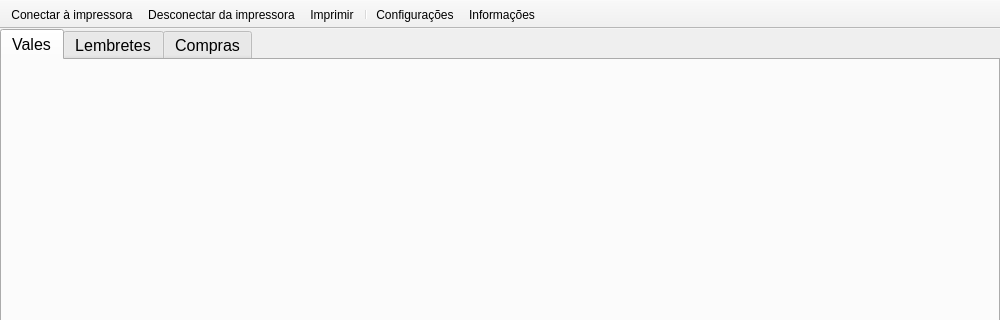
leidensj/BKVale, file mainwindow.ui: the form before one commit; both pictures show x 0 to 1000 and y 0 to 320 of the 1000 by 600 pixel window.
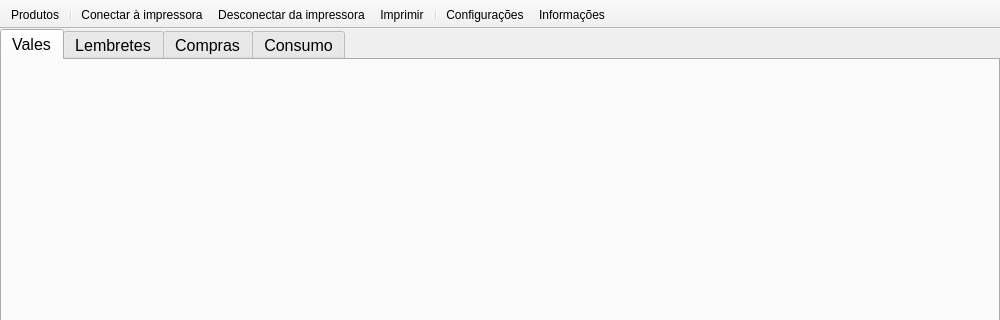
The form after the commit. Icons and pictures are not drawn.

Commit message: primeira versão do cadastro de produtos

What changed in the file:
```diff
--- a/mainwindow.ui
+++ b/mainwindow.ui
@@ -94,6 +94,15 @@
         <string>Compras</string>
        </attribute>
       </widget>
+      <widget class="QWidget" name="tabConsume">
+       <attribute name="icon">
+        <iconset resource="icons.qrc">
+         <normaloff>:/icons/res/stock.png</normaloff>:/icons/res/stock.png</iconset>
+       </attribute>
+       <attribute name="title">
+        <string>Consumo</string>
+       </attribute>
+      </widget>
      </widget>
     </item>
    </layout>
@@ -117,6 +126,8 @@
    <attribute name="toolBarBreak">
     <bool>false</bool>
    </attribute>
+   <addaction name="actionItems"/>
+   <addaction name="separator"/>
    <addaction name="actionConnect"/>
    <addaction name="actionDisconnect"/>
    <addaction name="actionPrint"/>
@@ -176,6 +187,18 @@
     <string>Informações</string>
    </property>
   </action>
+  <action name="actionItems">
+   <property name="icon">
+    <iconset resource="icons.qrc">
+     <normaloff>:/icons/res/item.png</normaloff>:/icons/res/item.png</iconset>
+   </property>
+   <property name="text">
+    <string>Produtos</string>
+   </property>
+   <property name="toolTip">
+    <string>Gerenciar Produtos</string>
+   </property>
+  </action>
  </widget>
  <layoutdefault spacing="6" margin="11"/>
  <resources>
```
The commit also changes 45 other files.
